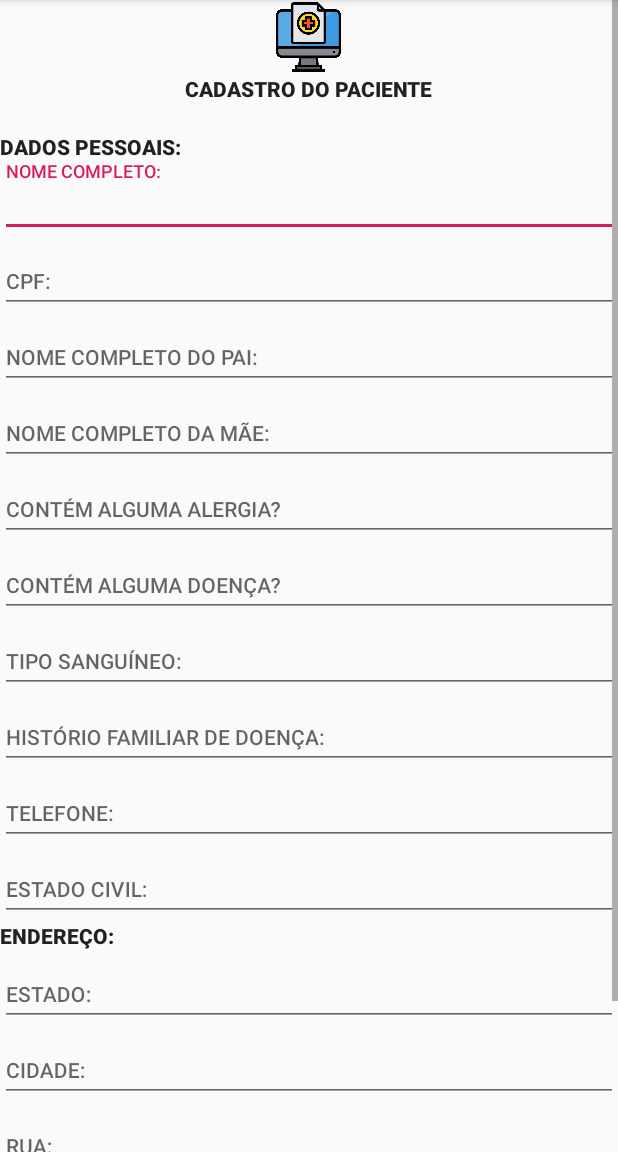
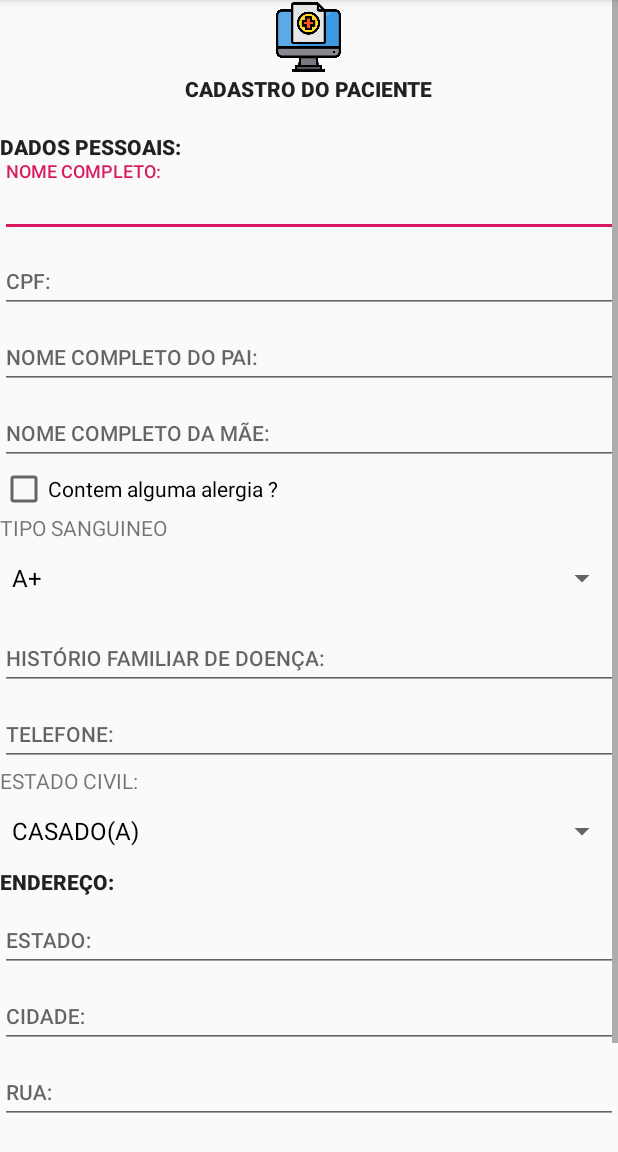
Before and after one commit to fabricioJunior/engSoftware, an Android app: the cadastroUsuario screen opened directly, with no data from a screen before it, on a phone screen of 412 x 824 dp, the part 84-1236 px from its top. Run offline under Robolectric (Android 15) with nearby library versions, the phone set to English and light mode, and no system bars.

Commit message:
Cadastro de usuário
Funcionamento da tela de cadastro de usuário

```diff
--- a/Engdesoftware/Engdesoftware/app/src/main/java/com/example/engdesoftware/BancoFK/Banco.java
+++ b/Engdesoftware/Engdesoftware/app/src/main/java/com/example/engdesoftware/BancoFK/Banco.java
@@ -1,31 +1,82 @@
 package com.example.engdesoftware.BancoFK;
 
-import android.os.CpuUsageInfo;
-
+import com.example.engdesoftware.Models.Sangue;
 import com.example.engdesoftware.Models.Usuario;
+import com.example.engdesoftware.Models.Vacinas;
 
 import java.util.ArrayList;
 
 
 public class Banco {
-    private ArrayList<Usuario> usuarios;
-
-    public void loadDb(){
+    private static  ArrayList<Usuario> usuarios;
+    private static ArrayList<Sangue>   sangues;
+    private static ArrayList<Vacinas> vacinas;
+    public static void loadDb(){
         usuarios = usuarios();
+        sangues = sangues();
     }
-    public  static  ArrayList<Usuario> usuarios(){
+    public static  ArrayList<Sangue> sangues(){
+        ArrayList<Sangue> retorno = new ArrayList<Sangue>();
+        Sangue Apositivo = new Sangue();
+        Apositivo.setTipoView("A+");
+        Sangue Anegativo = new Sangue();
+        Anegativo.setTipoView("A-");
+        Sangue Bpositivo = new Sangue();
+        Bpositivo.setTipoView("B+");
+        Sangue Bnegativo = new Sangue();
+        Bnegativo.setTipoView("B-");
+        Sangue ABpositivo = new Sangue();
+        ABpositivo.setTipoView("AB+");
+        Sangue ABnegativo = new Sangue();
+        ABnegativo.setTipoView("AB-");
+        Sangue Opositivo = new Sangue();
+        Opositivo.setTipoView("O+");
+        Sangue Onegativo = new Sangue();
+        Onegativo.setTipoView("O-");
+        retorno.add(Apositivo);
+        retorno.add(Anegativo);
+        retorno.add(Bpositivo);
+        retorno.add(Bnegativo);
+        retorno.add(ABpositivo);
+        retorno.add(ABnegativo);
+        retorno.add(Opositivo);
+        retorno.add(Onegativo);
+        return retorno;
+    }
+    public static  ArrayList<Usuario> usuarios(){
         ArrayList<Usuario> retorno = new ArrayList<Usuario>();
         Usuario normal = new Usuario();
         normal.setLogin("usuarioNormal");
         normal.setSenha("senha");
         normal.setAdm(false);
+        normal.setNome_completo("Usuario normal");
         Usuario admin = new Usuario();
         admin.setLogin("admin");
         admin.setSenha("admin");
+        admin.setNome_completo("Usuario admin");
         admin.setAdm(true);
         retorno.add(normal);
         retorno.add(admin);
         return retorno;
     }
+    public static  ArrayList<Vacinas> vacinas(){
+
+
+    }
+    public  static  void postUser(Usuario novo){
+          usuarios.add(novo);
+    }
+    public  static  Usuario getUser(Usuario busca){
+        if(usuarios.contains(busca)){
+            return usuarios.get(usuarios.indexOf(busca));
+        }
+        return  null;
+    }
+    public ArrayList<Usuario> getUsuarios() {
+        return usuarios;
+    }
+    public static ArrayList<Sangue> getSangues() {
+        return sangues;
+    }
 
 }
--- a/Engdesoftware/Engdesoftware/app/src/main/java/com/example/engdesoftware/HistoricoVacinaADM.java
+++ b/Engdesoftware/Engdesoftware/app/src/main/java/com/example/engdesoftware/HistoricoVacinaADM.java
@@ -4,11 +4,17 @@ import androidx.appcompat.app.AppCompatActivity;
 
 import android.os.Bundle;
 
+import com.example.engdesoftware.Models.Usuario;
+
 public class HistoricoVacinaADM extends AppCompatActivity {
 
+    Usuario selecionado;
     @Override
     protected void onCreate(Bundle savedInstanceState) {
         super.onCreate(savedInstanceState);
         setContentView(R.layout.activity_historico_vacina_adm);
+        selecionado = BuscarUsuario.resultado;
     }
+
+
 }
--- /dev/null
+++ b/Engdesoftware/Engdesoftware/app/src/main/java/com/example/engdesoftware/Models/Sangue.java
@@ -0,0 +1,18 @@
+package com.example.engdesoftware.Models;
+
+public class Sangue {
+    private String tipoView;
+
+    @Override
+    public String toString(){
+        return getTipoView();
+    }
+
+    public String getTipoView() {
+        return tipoView;
+    }
+
+    public void setTipoView(String tipoView) {
+        this.tipoView = tipoView;
+    }
+}
--- a/Engdesoftware/Engdesoftware/app/src/main/java/com/example/engdesoftware/cadastroUsuario.java
+++ b/Engdesoftware/Engdesoftware/app/src/main/java/com/example/engdesoftware/cadastroUsuario.java
@@ -1,14 +1,85 @@
 package com.example.engdesoftware;
 
 import androidx.appcompat.app.AppCompatActivity;
+import androidx.appcompat.widget.AppCompatCheckBox;
 
 import android.os.Bundle;
+import android.view.View;
+import android.widget.ArrayAdapter;
+import android.widget.Spinner;
+import android.widget.SpinnerAdapter;
+
+import com.example.engdesoftware.BancoFK.Banco;
+import com.example.engdesoftware.Models.Sangue;
+import com.example.engdesoftware.Models.Usuario;
+import com.google.android.material.textfield.TextInputEditText;
+
+import java.util.ArrayList;
+import java.util.List;
 
 public class cadastroUsuario extends AppCompatActivity {
+
+
+    TextInputEditText nomeCompletoTxt;
+    TextInputEditText cpfTxt;
+    TextInputEditText nomeCompletoPaiTxt;
+    TextInputEditText nomeCompletoMaeTxt;
+    Spinner tipoSangue;
+    AppCompatCheckBox contemAlergiaBox;
+    TextInputEditText historicoFamiliar;
+    TextInputEditText telefoneTxt;
+    Spinner estadoCivil;
+    TextInputEditText estadoTxt;
+    TextInputEditText cidadeTxt;
+    TextInputEditText ruaTxt;
+    TextInputEditText numeroTxt;
 
     @Override
     protected void onCreate(Bundle savedInstanceState) {
         super.onCreate(savedInstanceState);
         setContentView(R.layout.activity_cadastro_usuario);
+        tipoSangue = findViewById(R.id.tipoSangueBox);
+        estadoCivil = findViewById(R.id.estadoCivilBox);
+        nomeCompletoTxt = findViewById(R.id.nomeCompletoTxt);
+        cpfTxt = findViewById(R.id.cpfTxt);
+        nomeCompletoPaiTxt = findViewById(R.id.nomeCompletoPaiTxt);
+        nomeCompletoMaeTxt  = findViewById(R.id.nomeCompletoMaeTxt);
+        contemAlergiaBox = findViewById(R.id.contemAlergiaBox);
+        historicoFamiliar = findViewById(R.id.historicoFamiliarTxt);
+        telefoneTxt = findViewById(R.id.telefoneTxt);
+        estadoTxt = findViewById(R.id.estadoTxt);
+        cidadeTxt = findViewById(R.id.cidadeTxt);
+        ruaTxt = findViewById(R.id.ruaTxt);
+        numeroTxt = findViewById(R.id.ruaTxt);
+        loadSpinner();
+        loadEstadoCivilBox();
+    }
+    private void loadSpinner(){
+        ArrayList<Sangue> sangues = Banco.sangues();
+        ArrayAdapter<Sangue> adapter = new ArrayAdapter<Sangue>(this, android.R.layout.simple_spinner_dropdown_item,sangues);
+        tipoSangue.setAdapter(adapter);
+    }
+    private void loadEstadoCivilBox(){
+        String[] items = new String[]{"CASADO(A)", "SOLTEIRO(A)", "VIUVO(A)"};
+        ArrayAdapter<String> adapter = new ArrayAdapter<>(this, android.R.layout.simple_spinner_dropdown_item, items);
+        estadoCivil.setAdapter(adapter);
+    }
+
+    public void cadastraBtnClicked(View view) {
+        Usuario novo = new Usuario();
+        novo.setNome_completo(nomeCompletoTxt.getText().toString());
+        novo.setCpf(cpfTxt.getText().toString());
+        novo.setNome_completo_pai(nomeCompletoPaiTxt.getText().toString());
+        novo.setNome_completo_mae(nomeCompletoMaeTxt.getText().toString());
+        novo.setContemAlergia(contemAlergiaBox.getLinksClickable());
+        novo.setTipoSangueno((Sangue)tipoSangue.getSelectedItem());
+        novo.setDoencasNaFamilia(historicoFamiliar.getText().toString());
+        novo.setTelefone(telefoneTxt.getText().toString());
+        novo.setEstadoCivil(estadoCivil.getSelectedItem().toString());
+        novo.setEstado(estadoTxt.getText().toString());
+        novo.setCidade(cidadeTxt.getText().toString());
+        novo.setRua(ruaTxt.getText().toString());
+        novo.setNumero(numeroTxt.getText().toString());
+
     }
 }
--- a/Engdesoftware/Engdesoftware/app/src/main/res/layout/activity_buscar_vacina.xml
+++ b/Engdesoftware/Engdesoftware/app/src/main/res/layout/activity_buscar_vacina.xml
@@ -44,7 +44,7 @@
                 android:layout_height="match_parent" />
 
             <ListView
-                android:id="@+id/listViewId"
+                android:id="@+id/buscaUser"
                 android:layout_width="match_parent"
                 android:layout_height="308dp"
                 android:addStatesFromChildren="false"
--- a/Engdesoftware/Engdesoftware/app/src/main/res/layout/activity_cadastro_usuario.xml
+++ b/Engdesoftware/Engdesoftware/app/src/main/res/layout/activity_cadastro_usuario.xml
@@ -31,8 +31,8 @@
                 android:layout_gravity="center"
                 android:baselineAligned="false"
                 android:text="CADASTRO DO PACIENTE"
-                android:textStyle="bold"
-                android:textAppearance="@style/TextAppearance.AppCompat.Body2" />
+                android:textAppearance="@style/TextAppearance.AppCompat.Body2"
+                android:textStyle="bold" />
 
             <TextView
                 android:id="@+id/textView19"
@@ -52,9 +52,11 @@
                 android:layout_height="match_parent">
 
                 <com.google.android.material.textfield.TextInputEditText
+                    android:id="@+id/nomeCompletoTxt"
                     android:layout_width="match_parent"
                     android:layout_height="wrap_content"
                     android:hint="NOME COMPLETO:"
+                    android:inputType="textPersonName"
                     android:textAppearance="@style/TextAppearance.AppCompat.Body2" />
 
             </com.google.android.material.textfield.TextInputLayout>
@@ -64,9 +66,11 @@
                 android:layout_height="match_parent">
 
                 <com.google.android.material.textfield.TextInputEditText
+                    android:id="@+id/cpfTxt"
                     android:layout_width="match_parent"
                     android:layout_height="wrap_content"
                     android:hint="CPF:"
+                    android:inputType="number"
                     android:textAppearance="@style/TextAppearance.AppCompat.Body2" />
             </com.google.android.material.textfield.TextInputLayout>
 
@@ -75,9 +79,11 @@
                 android:layout_height="match_parent">
 
                 <com.google.android.material.textfield.TextInputEditText
+                    android:id="@+id/nomeCompletoPaiTxt"
                     android:layout_width="match_parent"
                     android:layout_height="wrap_content"
                     android:hint="NOME COMPLETO DO PAI:"
+                    android:inputType="textPersonName"
                     android:textAppearance="@style/TextAppearance.AppCompat.Body2" />
             </com.google.android.material.textfield.TextInputLayout>
 
@@ -86,43 +92,33 @@
                 android:layout_height="match_parent">
 
                 <com.google.android.material.textfield.TextInputEditText
+                    android:id="@+id/nomeCompletoMaeTxt"
                     android:layout_width="match_parent"
                     android:layout_height="wrap_content"
                     android:hint="NOME COMPLETO DA MÃE:"
+                    android:inputType="textPersonName"
                     android:textAppearance="@style/TextAppearance.AppCompat.Body2" />
             </com.google.android.material.textfield.TextInputLayout>
+
+            <androidx.appcompat.widget.AppCompatCheckBox
+                android:id="@+id/contemAlergiaBox"
+                android:layout_width="match_parent"
+                android:layout_height="match_parent"
+                android:text="Contem alguma alergia ?" />
 
             <com.google.android.material.textfield.TextInputLayout
                 android:layout_width="match_parent"
                 android:layout_height="match_parent">
 
-                <com.google.android.material.textfield.TextInputEditText
+                <TextView
                     android:layout_width="match_parent"
-                    android:layout_height="wrap_content"
-                    android:hint="CONTÉM ALGUMA ALERGIA?"
-                    android:textAppearance="@style/TextAppearance.AppCompat.Body2" />
-            </com.google.android.material.textfield.TextInputLayout>
+                    android:layout_height="match_parent"
+                    android:text="TIPO SANGUINEO" />
 
-            <com.google.android.material.textfield.TextInputLayout
-                android:layout_width="match_parent"
-                android:layout_height="match_parent">
-
-                <com.google.android.material.textfield.TextInputEditText
+                <androidx.appcompat.widget.AppCompatSpinner
+                    android:id="@+id/tipoSangueBox"
                     android:layout_width="match_parent"
-                    android:layout_height="wrap_content"
-                    android:hint="CONTÉM ALGUMA DOENÇA?"
-                    android:textAppearance="@style/TextAppearance.AppCompat.Body2" />
-            </com.google.android.material.textfield.TextInputLayout>
-
-            <com.google.android.material.textfield.TextInputLayout
-                android:layout_width="match_parent"
-                android:layout_height="match_parent">
-
-                <com.google.android.material.textfield.TextInputEditText
-                    android:layout_width="match_parent"
-                    android:layout_height="wrap_content"
-                    android:hint="TIPO SANGUÍNEO:"
-                    android:textAppearance="@style/TextAppearance.AppCompat.Body2" />
+                    android:layout_height="match_parent" />
 
             </com.google.android.material.textfield.TextInputLayout>
 
@@ -131,6 +127,7 @@
                 android:layout_height="match_parent">
 
                 <com.google.android.material.textfield.TextInputEditText
+                    android:id="@+id/historicoFamiliarTxt"
                     android:layout_width="match_parent"
                     android:layout_height="wrap_content"
                     android:hint="HISTÓRIO FAMILIAR DE DOENÇA:"
@@ -143,40 +140,45 @@
                 android:layout_height="match_parent">
 
                 <com.google.android.material.textfield.TextInputEditText
+                    android:id="@+id/telefoneTxt"
                     android:layout_width="match_parent"
                     android:layout_height="wrap_content"
                     android:hint="TELEFONE:"
+                    android:inputType="phone"
                     android:textAppearance="@style/TextAppearance.AppCompat.Body2" />
 
             </com.google.android.material.textfield.TextInputLayout>
 
             <com.google.android.material.textfield.TextInputLayout
                 android:layout_width="match_parent"
-                android:layout_height="match_parent">
+                android:layout_height="match_parent"/>
+                <TextView
+                    android:layout_width="match_parent"
+                    android:layout_height="match_parent"
+                    android:text="ESTADO CIVIL:"/>
 
-                <com.google.android.material.textfield.TextInputEditText
-                    android:layout_width="match_parent"
-                    android:layout_height="wrap_content"
-                    android:hint="ESTADO CIVIL:"
-                    android:textAppearance="@style/TextAppearance.AppCompat.Body2" />
-            </com.google.android.material.textfield.TextInputLayout>
-
+            <Spinner
+                android:id="@+id/estadoCivilBox"
+                android:layout_width="match_parent"
+                android:layout_height="match_parent" />
             <TextView
                 android:id="@+id/textView22"
                 android:layout_width="match_parent"
                 android:layout_height="wrap_content"
                 android:text="ENDEREÇO:"
-                android:textStyle="bold"
-                android:textAppearance="@style/TextAppearance.AppCompat.Body2" />
+                android:textAppearance="@style/TextAppearance.AppCompat.Body2"
+                android:textStyle="bold" />
 
             <com.google.android.material.textfield.TextInputLayout
                 android:layout_width="match_parent"
                 android:layout_height="match_parent">
 
                 <com.google.android.material.textfield.TextInputEditText
+                    android:id="@+id/estadoTxt"
                     android:layout_width="match_parent"
                     android:layout_height="wrap_content"
                     android:hint="ESTADO:"
+                    android:inputType="textPostalAddress"
                     android:textAppearance="@style/TextAppearance.AppCompat.Body2" />
             </com.google.android.material.textfield.TextInputLayout>
 
@@ -185,9 +187,11 @@
                 android:layout_height="match_parent">
 
                 <com.google.android.material.textfield.TextInputEditText
+                    android:id="@+id/cidadeTxt"
                     android:layout_width="match_parent"
                     android:layout_height="wrap_content"
                     android:hint="CIDADE:"
+                    android:inputType="textPostalAddress"
                     android:textAppearance="@style/TextAppearance.AppCompat.Body2" />
             </com.google.android.material.textfield.TextInputLayout>
 
@@ -196,9 +200,11 @@
                 android:layout_height="match_parent">
 
                 <com.google.android.material.textfield.TextInputEditText
+                    android:id="@+id/ruaTxt"
                     android:layout_width="match_parent"
                     android:layout_height="wrap_content"
                     android:hint="RUA:"
+                    android:inputType="textPostalAddress"
                     android:textAppearance="@style/TextAppearance.AppCompat.Body2" />
             </com.google.android.material.textfield.TextInputLayout>
 
@@ -207,9 +213,11 @@
                 android:layout_height="match_parent">
 
                 <com.google.android.material.textfield.TextInputEditText
+                    android:id="@+id/numeroResidenciaTxt"
                     android:layout_width="match_parent"
                     android:layout_height="wrap_content"
                     android:hint="NÚMERO DA RESIDÊNCIA:"
+                    android:inputType="number"
                     android:textAppearance="@style/TextAppearance.AppCompat.Body2" />
             </com.google.android.material.textfield.TextInputLayout>
 
@@ -218,7 +226,8 @@
                 android:layout_width="wrap_content"
                 android:layout_height="wrap_content"
                 android:layout_gravity="center"
-                android:text="ENCERRAR CADASTRO"
+                android:onClick="cadastraBtnClicked"
+                android:text="CADASTRA"
                 android:textAppearance="@style/TextAppearance.AppCompat.Body2" />
 
         </LinearLayout>
--- a/Engdesoftware/Engdesoftware/app/src/main/res/layout/activity_historico_vacina_adm.xml
+++ b/Engdesoftware/Engdesoftware/app/src/main/res/layout/activity_historico_vacina_adm.xml
@@ -60,7 +60,7 @@
                 android:layout_height="wrap_content" />
 
             <ListView
-                android:id="@+id/listViewId"
+                android:id="@+id/buscaUser"
                 android:layout_width="match_parent"
                 android:layout_height="308dp"
                 android:addStatesFromChildren="false"
--- a/Engdesoftware/Engdesoftware/app/src/main/res/layout/activity_historico_vacinas.xml
+++ b/Engdesoftware/Engdesoftware/app/src/main/res/layout/activity_historico_vacinas.xml
@@ -60,7 +60,7 @@
                 android:layout_height="wrap_content" />
 
             <ListView
-                android:id="@+id/listViewId"
+                android:id="@+id/buscaUser"
                 android:layout_width="match_parent"
                 android:layout_height="308dp"
                 android:addStatesFromChildren="false"
```
Also changed, not shown: Engdesoftware/Engdesoftware/app/src/main/java/com/example/engdesoftware/BuscarUsuario.java (+47 -4 lines), Engdesoftware/Engdesoftware/app/src/main/java/com/example/engdesoftware/MainActivity.java (+7 -23 lines), Engdesoftware/Engdesoftware/app/src/main/java/com/example/engdesoftware/Models/Usuario.java (+144 -8 lines), Engdesoftware/Engdesoftware/app/src/main/java/com/example/engdesoftware/Models/Vacinas.java (added, +45 -0 lines), Engdesoftware/Engdesoftware/app/src/main/java/com/example/engdesoftware/Utils/Utils.java (+30 -1 lines), Engdesoftware/Engdesoftware/app/src/main/java/com/example/engdesoftware/menuADM.java (+28 -0 lines), Engdesoftware/Engdesoftware/app/src/main/res/layout/activity_buscar_usuario.xml (+39 -24 lines), Engdesoftware/Engdesoftware/app/src/main/res/layout/activity_menu_adm.xml (+7 -1 lines).
